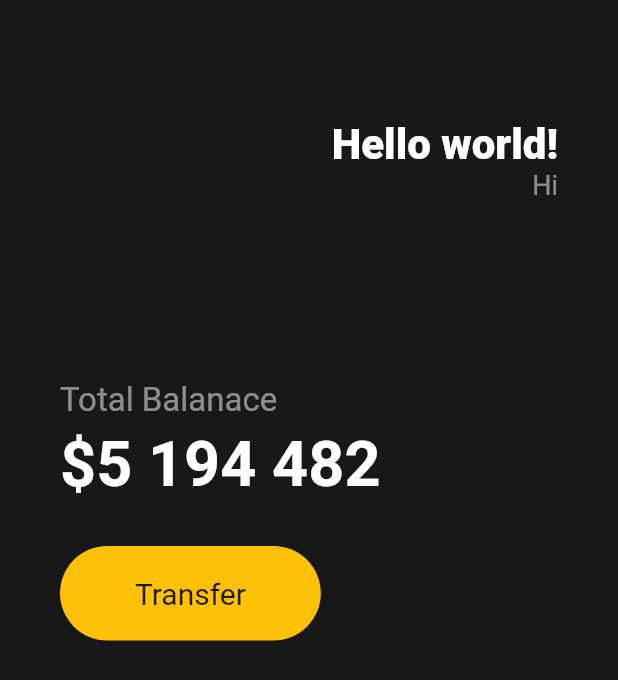
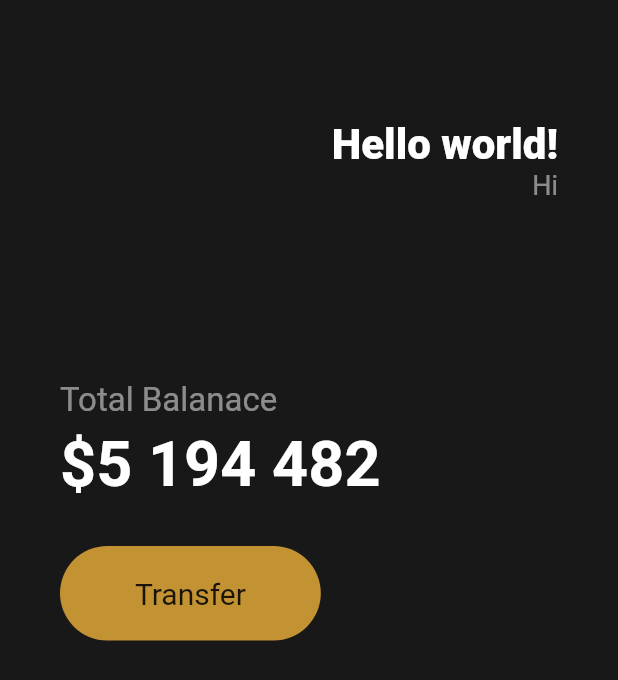
Before and after one commit to decemberkms/cartoon_clone, a Flutter app: the screen it shows after launch, on a phone screen of 412 x 824 dp. Shown: the top 680 px of the screen. Run offline on Flutter 3.47's test engine with Material 2 defaults, Android fonts, the phone set to English and light mode, and no system bars.

```diff
--- a/app01/lib/main.dart
+++ b/app01/lib/main.dart
@@ -1,21 +1,23 @@
 import 'package:flutter/material.dart';
 
 void main() {
-  runApp(App());
+  runApp(const App());
 }
 
 class App extends StatelessWidget {
+  const App({super.key});
+
   @override
   Widget build(BuildContext context) {
     return MaterialApp(
       home: Scaffold(
-        backgroundColor: Color(0xff181818),
+        backgroundColor: const Color(0xff181818),
         body: Padding(
           padding: const EdgeInsets.symmetric(horizontal: 40.0),
           child: Column(
             crossAxisAlignment: CrossAxisAlignment.start,
             children: [
-              SizedBox(
+              const SizedBox(
                 height: 80.0,
               ),
               Row(
@@ -24,7 +26,7 @@ class App extends StatelessWidget {
                   Column(
                     crossAxisAlignment: CrossAxisAlignment.end,
                     children: [
-                      Text(
+                      const Text(
                         "Hello world!",
                         style: TextStyle(
                           color: Colors.white,
@@ -43,7 +45,7 @@ class App extends StatelessWidget {
                   )
                 ],
               ),
-              SizedBox(
+              const SizedBox(
                 height: 120.0,
               ),
               Text(
@@ -53,10 +55,10 @@ class App extends StatelessWidget {
                   fontSize: 22.0,
                 ),
               ),
-              SizedBox(
+              const SizedBox(
                 height: 5.0,
               ),
-              Text(
+              const Text(
                 "\$5 194 482",
                 style: TextStyle(
                   color: Colors.white,
@@ -64,18 +66,18 @@ class App extends StatelessWidget {
                   fontSize: 42.0,
                 ),
               ),
-              SizedBox(
+              const SizedBox(
                 height: 30.0,
               ),
               Row(
                 children: [
                   Container(
                     decoration: BoxDecoration(
-                      color: Colors.amber,
+                      color: const Color.fromARGB(200, 241, 180, 59),
                       borderRadius: BorderRadius.circular(45),
                     ),
-                    child: Padding(
-                      padding: const EdgeInsets.symmetric(
+                    child: const Padding(
+                      padding: EdgeInsets.symmetric(
                         vertical: 20,
                         horizontal: 50,
                       ),
```
